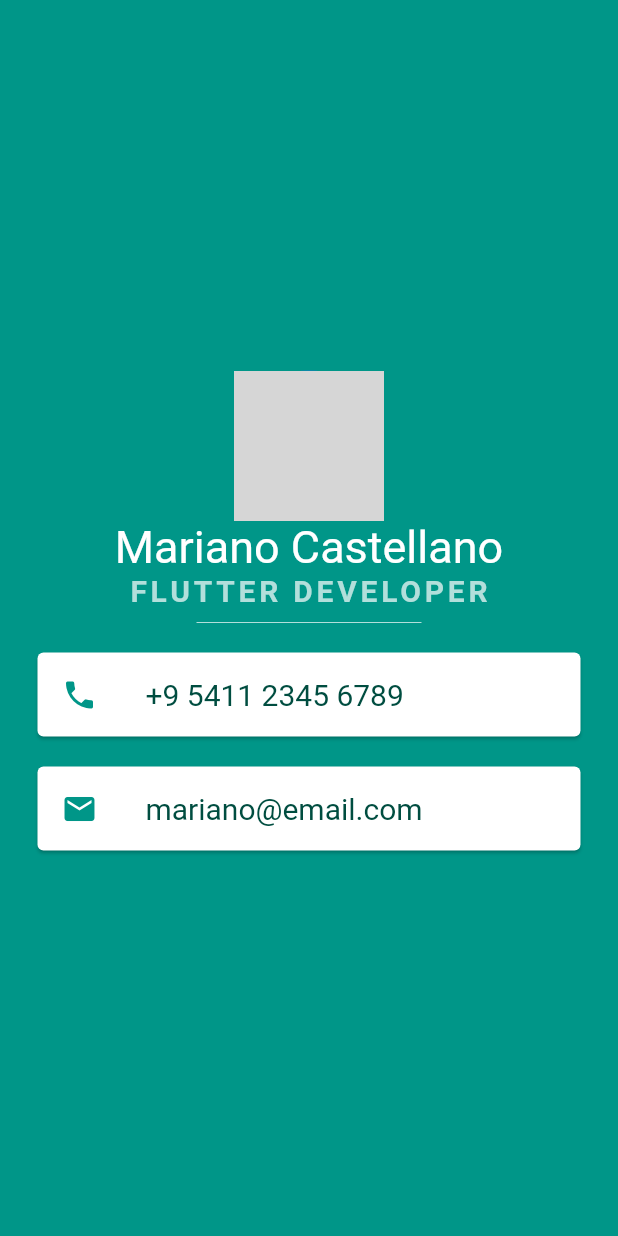
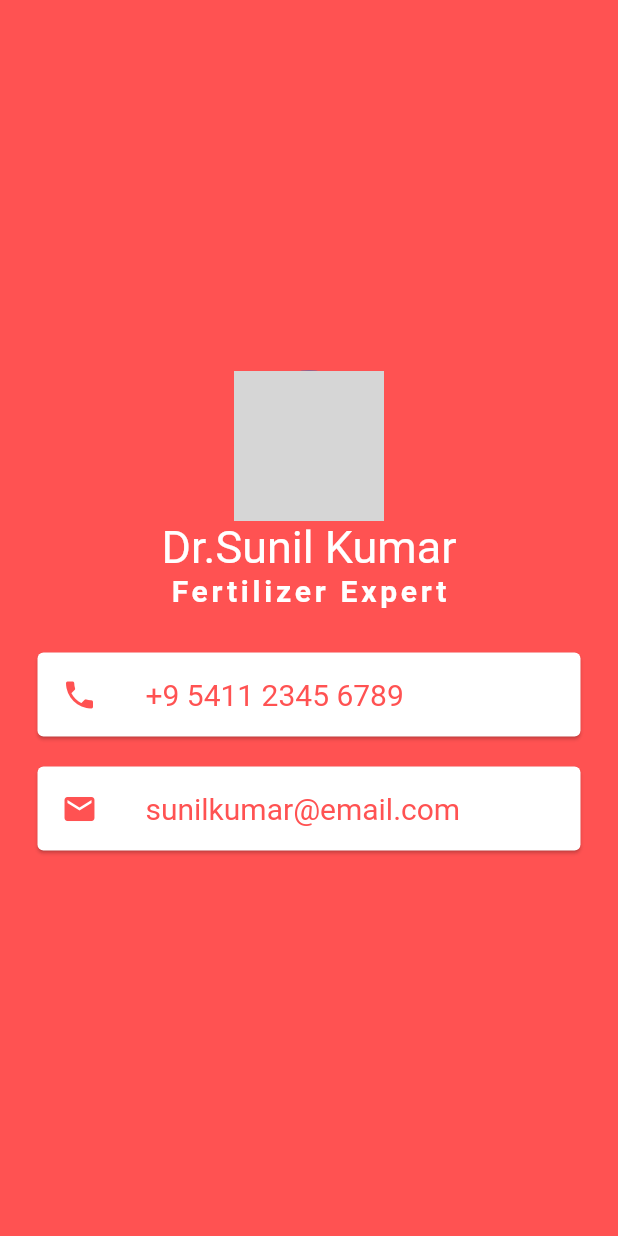
Before and after one commit to Surbhi-Gupta837/expert_card, a Flutter app: the screen it shows after launch, on a phone screen of 412 x 824 dp. Run offline on Flutter 3.47's test engine with Material 2 defaults, Android fonts, the light colour scheme and no system bars; Roboto replaces fonts that are missing (Pacifico, Source Sans Pro); grey boxes are pictures that could not be loaded.

Commit message:
first commit

```diff
--- a/lib/main.dart
+++ b/lib/main.dart
@@ -20,17 +20,18 @@ class MyCard extends StatelessWidget {
   @override
   Widget build(BuildContext context) {
     return Scaffold(
-      backgroundColor: Colors.teal,
+      backgroundColor: Colors.redAccent,
       body: SafeArea(
         child: Column(
           mainAxisAlignment: MainAxisAlignment.center,
           children: <Widget>[
             CircleAvatar(
               radius: 50.0,
-              backgroundImage: AssetImage('images/mariano.png'),
+              backgroundImage: AssetImage(
+                  'https://quikconsult.com//uploads/consultant/168/sunil.JPG'),
             ),
             Text(
-              'Mariano Castellano',
+              'Dr.Sunil Kumar',
               style: TextStyle(
                 fontFamily: 'Pacifico',
                 fontSize: 30.0,
@@ -38,12 +39,12 @@ class MyCard extends StatelessWidget {
               ),
             ),
             Text(
-              'FLUTTER DEVELOPER',
+              'Fertilizer Expert',
               style: TextStyle(
                 fontFamily: 'Source Sans Pro',
                 fontSize: 20.0,
                 letterSpacing: 2.5,
-                color: Colors.teal.shade100,
+                color: Colors.white,
                 fontWeight: FontWeight.bold,
               ),
             ),
@@ -51,23 +52,20 @@ class MyCard extends StatelessWidget {
               height: 20.0,
               width: 150.0,
               child: Divider(
-                color: Colors.teal.shade100,
+                color: Colors.redAccent,
               ),
             ),
             Card(
               color: Colors.white,
               margin: EdgeInsets.symmetric(vertical: 10.0, horizontal: 25.0),
               child: ListTile(
-                leading: Icon(
-                  Icons.phone,
-                  color: Colors.teal,
-                ),
+                leading: Icon(Icons.phone, color: Colors.redAccent),
                 title: Text(
                   '+9 5411 2345 6789',
                   style: TextStyle(
                     fontSize: 20.0,
                     fontFamily: 'Source Sans Pro',
-                    color: Colors.teal.shade900,
+                    color: Colors.redAccent,
                   ),
                 ),
               ),
@@ -78,14 +76,14 @@ class MyCard extends StatelessWidget {
               child: ListTile(
                 leading: Icon(
                   Icons.email,
-                  color: Colors.teal,
+                  color: Colors.redAccent,
                 ),
                 title: Text(
-                  'mariano@email.com',
+                  'sunilkumar@email.com',
                   style: TextStyle(
                     fontSize: 20.0,
                     fontFamily: 'Source Sans Pro',
-                    color: Colors.teal.shade900,
+                    color: Colors.redAccent,
                   ),
                 ),
               ),
```
